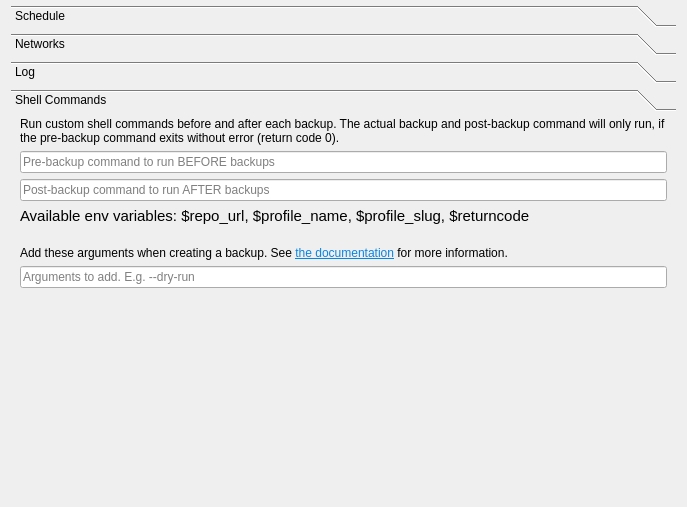
This is src/vorta/assets/UI/scheduletab.ui in borgbase/vorta as Qt 5 draws it before an edit. The edited form follows.
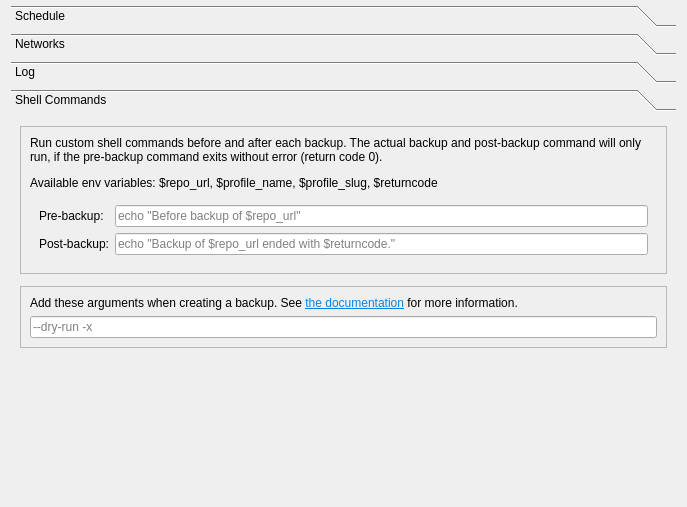
This is the edited form. The open tabs and pages were chosen to show the change.

Commit message:
Add label in shell commands pane in `scheduletab` and fix placeholders.
Placeholders shouldn't be a replacement for a label.

* src/vorta/assets/UI/scheduletab.ui

The edit to the form file:
```diff
--- a/src/vorta/assets/UI/scheduletab.ui
+++ b/src/vorta/assets/UI/scheduletab.ui
@@ -472,13 +472,22 @@
        <string>Shell Commands</string>
       </attribute>
       <layout class="QVBoxLayout" name="verticalLayout_2">
-       <property name="topMargin">
-        <number>0</number>
+       <property name="spacing">
+        <number>12</number>
        </property>
+       <item>
+        <widget class="QFrame" name="frame">
+         <property name="frameShape">
+          <enum>QFrame::StyledPanel</enum>
+         </property>
+         <property name="frameShadow">
+          <enum>QFrame::Raised</enum>
+         </property>
+         <layout class="QVBoxLayout" name="verticalLayout_3">
        <item>
         <widget class="QLabel" name="label_4">
          <property name="text">
-          <string>Run custom shell commands before and after each backup. The actual backup and post-backup command will only run, if the pre-backup command exits without error (return code 0).</string>
+             <string>&lt;html&gt;&lt;head/&gt;&lt;body&gt;&lt;p&gt;Run custom shell commands before and after each backup. The actual backup and post-backup command will only run, if the pre-backup command exits without error (return code 0).&lt;/p&gt;&lt;p&gt;Available env variables: &lt;span style=&quot; font-family:'Courier';&quot;&gt;$repo_url, $profile_name, $profile_slug, $returncode&lt;/span&gt;&lt;/p&gt;&lt;/body&gt;&lt;/html&gt;</string>
          </property>
          <property name="alignment">
           <set>Qt::AlignLeading|Qt::AlignLeft|Qt::AlignTop</set>
@@ -489,6 +498,28 @@
         </widget>
        </item>
        <item>
+           <widget class="QFrame" name="frame_2">
+            <property name="sizePolicy">
+             <sizepolicy hsizetype="Expanding" vsizetype="Preferred">
+              <horstretch>0</horstretch>
+              <verstretch>0</verstretch>
+             </sizepolicy>
+            </property>
+            <property name="frameShape">
+             <enum>QFrame::NoFrame</enum>
+            </property>
+            <property name="frameShadow">
+             <enum>QFrame::Raised</enum>
+            </property>
+            <layout class="QFormLayout" name="formLayout">
+             <item row="0" column="0">
+              <widget class="QLabel" name="label_2">
+               <property name="text">
+                <string>Pre-backup:</string>
+               </property>
+              </widget>
+             </item>
+             <item row="0" column="1">
         <widget class="QLineEdit" name="preBackupCmdLineEdit">
          <property name="styleSheet">
           <string notr="true">font-family:'Courier';</string>
@@ -497,50 +528,42 @@
           <string/>
          </property>
          <property name="placeholderText">
-          <string>Pre-backup command to run BEFORE backups</string>
+                <string>echo &quot;Before backup of $repo_url&quot;</string>
          </property>
         </widget>
        </item>
-       <item>
+             <item row="1" column="0">
+              <widget class="QLabel" name="label">
+               <property name="text">
+                <string>Post-backup:</string>
+               </property>
+              </widget>
+             </item>
+             <item row="1" column="1">
         <widget class="QLineEdit" name="postBackupCmdLineEdit">
          <property name="styleSheet">
           <string notr="true">font-family:'Courier';</string>
          </property>
          <property name="placeholderText">
-          <string>Post-backup command to run AFTER backups</string>
+                <string>echo &quot;Backup of $repo_url ended with $returncode.&quot;</string>
          </property>
         </widget>
        </item>
-       <item>
-        <widget class="QLabel" name="label_6">
-         <property name="font">
-          <font>
-           <pointsize>11</pointsize>
-           <weight>50</weight>
-           <bold>false</bold>
-          </font>
-         </property>
-         <property name="text">
-          <string>&lt;html&gt;&lt;head/&gt;&lt;body&gt;&lt;p&gt;Available env variables: &lt;span style=&quot; font-family:'Courier';&quot;&gt;$repo_url, $profile_name, $profile_slug, $returncode&lt;/span&gt;&lt;/p&gt;&lt;/body&gt;&lt;/html&gt;</string>
-         </property>
-        </widget>
-       </item>
+            </layout>
+           </widget>
+          </item>
+         </layout>
+        </widget>
+       </item>
        <item>
-        <spacer name="verticalSpacer_4">
-         <property name="orientation">
-          <enum>Qt::Vertical</enum>
+        <widget class="QFrame" name="frame_3">
+         <property name="frameShape">
+          <enum>QFrame::StyledPanel</enum>
          </property>
-         <property name="sizeType">
-          <enum>QSizePolicy::Maximum</enum>
+         <property name="frameShadow">
+          <enum>QFrame::Raised</enum>
          </property>
-         <property name="sizeHint" stdset="0">
-          <size>
-           <width>20</width>
-           <height>15</height>
-          </size>
-         </property>
-        </spacer>
-       </item>
+         <layout class="QVBoxLayout" name="verticalLayout_4">
        <item>
         <widget class="QLabel" name="label_7">
          <property name="text">
@@ -556,12 +579,21 @@
        </item>
        <item>
         <widget class="QLineEdit" name="createCmdLineEdit">
+            <property name="sizePolicy">
+             <sizepolicy hsizetype="Expanding" vsizetype="Preferred">
+              <horstretch>0</horstretch>
+              <verstretch>0</verstretch>
+             </sizepolicy>
+            </property>
          <property name="styleSheet">
           <string notr="true">font-family:'Courier';</string>
          </property>
          <property name="placeholderText">
-          <string>Arguments to add. E.g. --dry-run</string>
-         </property>
+             <string>--dry-run -x</string>
+            </property>
+           </widget>
+          </item>
+         </layout>
         </widget>
        </item>
        <item>
```
Left out of the diff: 3 changed lines with no effect on the pictures. Lines whose indentation alone changed are shown as unchanged.
